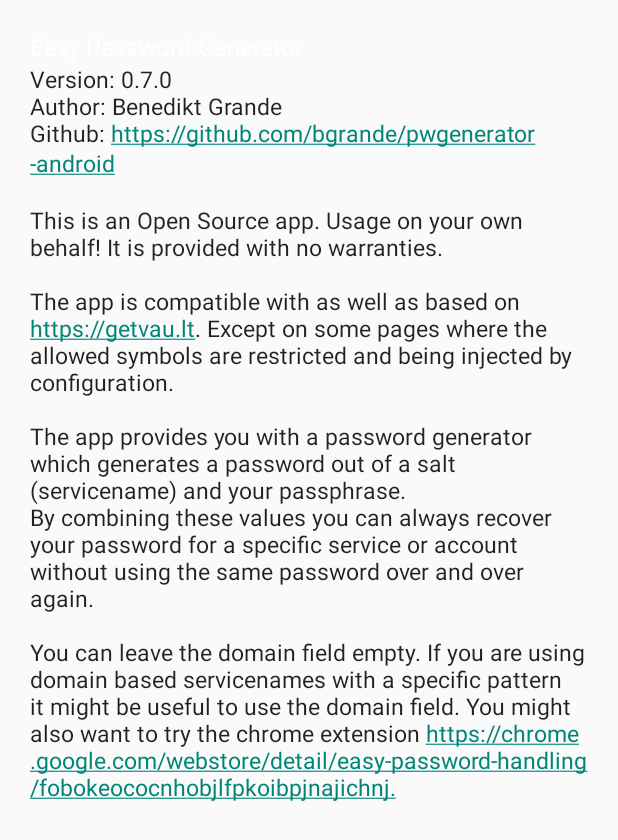
After one commit to bgrande/pwgenerator-android, an Android app: the layout about.xml on its own in the app's theme, with its tools: preview values and no code run, on a phone screen of 412 x 824 dp. The commit adds this screen. Shown: the top 840 px of the screen. Run offline under Robolectric (Android 15) with nearby library versions, the phone set to English and light mode, and no system bars.

Commit message:
added about

```diff
--- /dev/null
+++ b/src/main/res/layout/about.xml
@@ -0,0 +1,30 @@
+<?xml version="1.0" encoding="utf-8"?>
+
+<LinearLayout xmlns:android="http://schemas.android.com/apk/res/android"
+    android:layout_width="match_parent"
+    android:layout_height="match_parent"
+    android:orientation="vertical"
+    android:padding="20dip"
+    android:baselineAligned="false"
+    android:clickable="false">
+
+    <TextView
+        android:layout_width="match_parent"
+        android:layout_height="wrap_content"
+        android:textSize="16sp"
+        android:text="@string/app_name"
+        android:paddingBottom="0dp"
+        android:textColor="?android:attr/textColorPrimaryInverse" />
+
+    <TextView
+        android:id="@+id/about_credits"
+        android:layout_width="match_parent"
+        android:layout_height="wrap_content"
+        android:paddingTop="0dip"
+        android:textSize="15sp"
+        android:text="@string/credits"
+        android:autoLink="web"
+        android:isScrollContainer="true"
+        android:textColor="?android:attr/textColorPrimary" />
+
+</LinearLayout>
--- a/src/main/res/layout/activity_generate.xml
+++ b/src/main/res/layout/activity_generate.xml
@@ -8,8 +8,4 @@
     android:paddingBottom="@dimen/activity_vertical_margin"
     tools:context=".Generate">
 
-    <TextView
-        android:layout_width="wrap_content"
-        android:layout_height="wrap_content" />
-
 </RelativeLayout>
--- a/src/main/res/values/strings.xml
+++ b/src/main/res/values/strings.xml
@@ -3,5 +3,8 @@
 
     <string name="app_name">Easy Password Generator</string>
     <string name="action_settings">Settings</string>
+    <string name="about">About</string>
+    <string name="credits">Version: 0.7.0\nAuthor: Benedikt Grande\nGithub: https://github.com/bgrande/pwgenerator-android\n\nThis is an Open Source app. Usage on your own behalf! It is provided with no warranties.\n\nThe app is compatible with as well as based on https://getvau.lt. Except on some pages where the allowed symbols are restricted and being injected by configuration.\n\nThe app provides you with a password generator which generates a password out of a salt (servicename) and your passphrase.\nBy combining these values you can always recover your password for a specific service or account without using the same password over and over again.\n\nYou can leave the domain field empty. If you are using domain based servicenames with a specific pattern it might be useful to use the domain field. You might also want to try the chrome extension https://chrome.google.com/webstore/detail/easy-password-handling/fobokeococnhobjlfpkoibpjnajichnj.
+    </string>
 
 </resources>
```
Also changed, not shown: src/main/java/bgrande/pwgenerator_android/Generate.java (+25 -4 lines), src/main/res/menu/generate.xml (+6 -1 lines), 2 other files.
